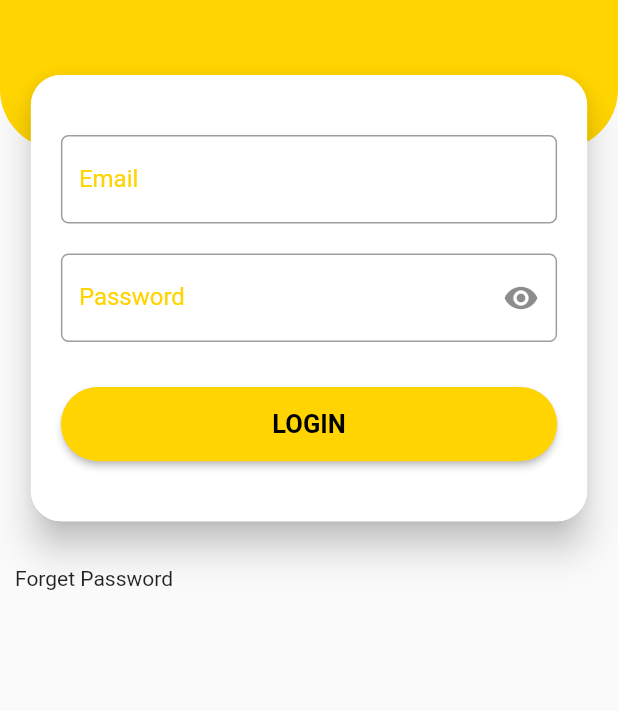
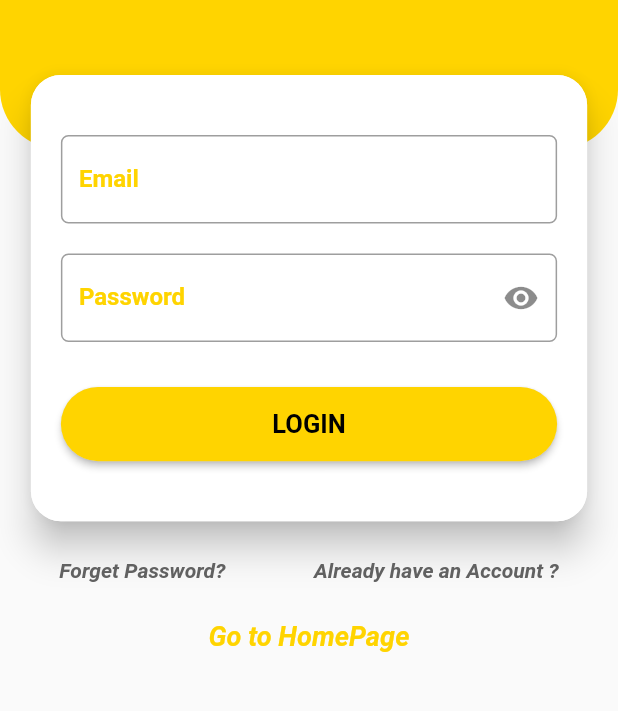
Before and after one commit to Taber1/KoolAppUI, a Flutter app: the screen it shows after launch, on a phone screen of 412 x 824 dp, the part 345-1056 px from its top. Run offline on Flutter 3.47's test engine with Material 2 defaults, Android fonts, the light colour scheme and no system bars; our stand-ins replace flutter_neumorphic.

Commit message:
Login Screen Design Done

```diff
--- a/lib/LoginScreen.dart
+++ b/lib/LoginScreen.dart
@@ -66,23 +66,22 @@ class _LoginScreenState extends State<LoginScreen> {
                                   borderRadius: BorderRadius.circular(5)),
                               labelText: 'Email',
                               hintText: "Enter Email",
-                              labelStyle: TextStyle(color: Color(0xffffd400)),
+                              labelStyle: TextStyle(
+                                  color: Color(0xffffd400),
+                                  fontWeight: FontWeight.bold),
                             )),
                             SizedBox(
                               height: 20,
                             ),
                             TextField(
                                 decoration: InputDecoration(
-                                    // enabledBorder: OutlineInputBorder(
-                                    //     borderSide:
-                                    //         BorderSide(color: Colors.grey),
-                                    //     borderRadius: BorderRadius.circular(5)),
                                     border: OutlineInputBorder(
                                         borderRadius: BorderRadius.circular(5)),
                                     labelText: 'Password',
                                     hintText: "******",
-                                    labelStyle:
-                                        TextStyle(color: Color(0xffffd400)),
+                                    labelStyle: TextStyle(
+                                        color: Color(0xffffd400),
+                                        fontWeight: FontWeight.bold),
                                     suffixIcon: Icon(Icons.remove_red_eye))),
                             SizedBox(
                               height: 30,
@@ -122,9 +121,10 @@ class _LoginScreenState extends State<LoginScreen> {
                     ),
                   ),
                   SizedBox(
-                    height: 30,
+                    height: 25,
                   ),
                   Row(
+                    mainAxisAlignment: MainAxisAlignment.spaceAround,
                     children: [
                       InkWell(
                         onTap: () {
@@ -133,9 +133,49 @@ class _LoginScreenState extends State<LoginScreen> {
                               MaterialPageRoute(
                                   builder: (context) => HomeScreen()));
                         },
-                        child: Text("Forget Password"),
+                        child: Text(
+                          "Forget Password?",
+                          style: TextStyle(
+                              fontWeight: FontWeight.bold,
+                              color: Colors.grey[700],
+                              fontStyle: FontStyle.italic),
+                        ),
+                      ),
+                      InkWell(
+                        onTap: () {
+                          Navigator.push(
+                              context,
+                              MaterialPageRoute(
+                                  builder: (context) => HomeScreen()));
+                        },
+                        child: Text(
+                          "Already have an Account ?",
+                          style: TextStyle(
+                              fontWeight: FontWeight.bold,
+                              color: Colors.grey[700],
+                              fontStyle: FontStyle.italic),
+                        ),
                       )
                     ],
+                  ),
+                  SizedBox(
+                    height: 25,
+                  ),
+                  InkWell(
+                    onTap: () {
+                      Navigator.push(
+                          context,
+                          MaterialPageRoute(
+                              builder: (context) => HomeScreen()));
+                    },
+                    child: Text(
+                      "Go to HomePage",
+                      style: TextStyle(
+                          color: Color(0xffffd400),
+                          fontSize: 18,
+                          fontWeight: FontWeight.bold,
+                          fontStyle: FontStyle.italic),
+                    ),
                   )
                 ],
               ),
```
